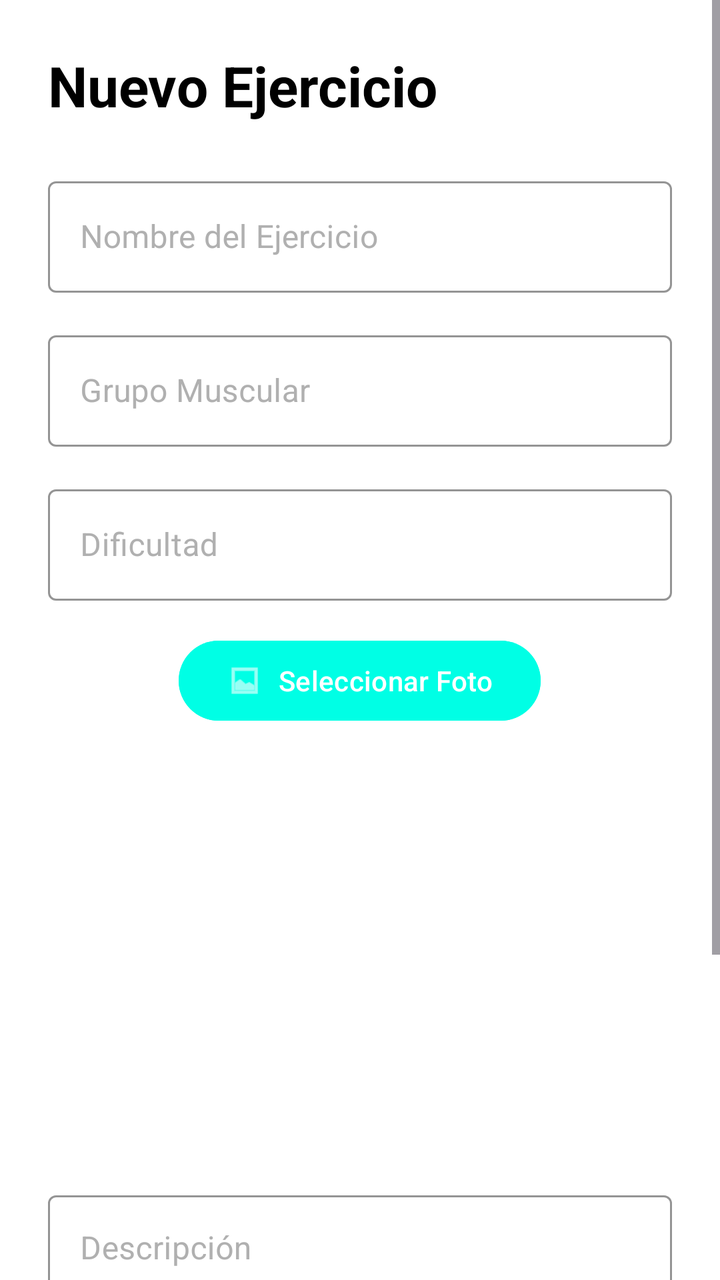
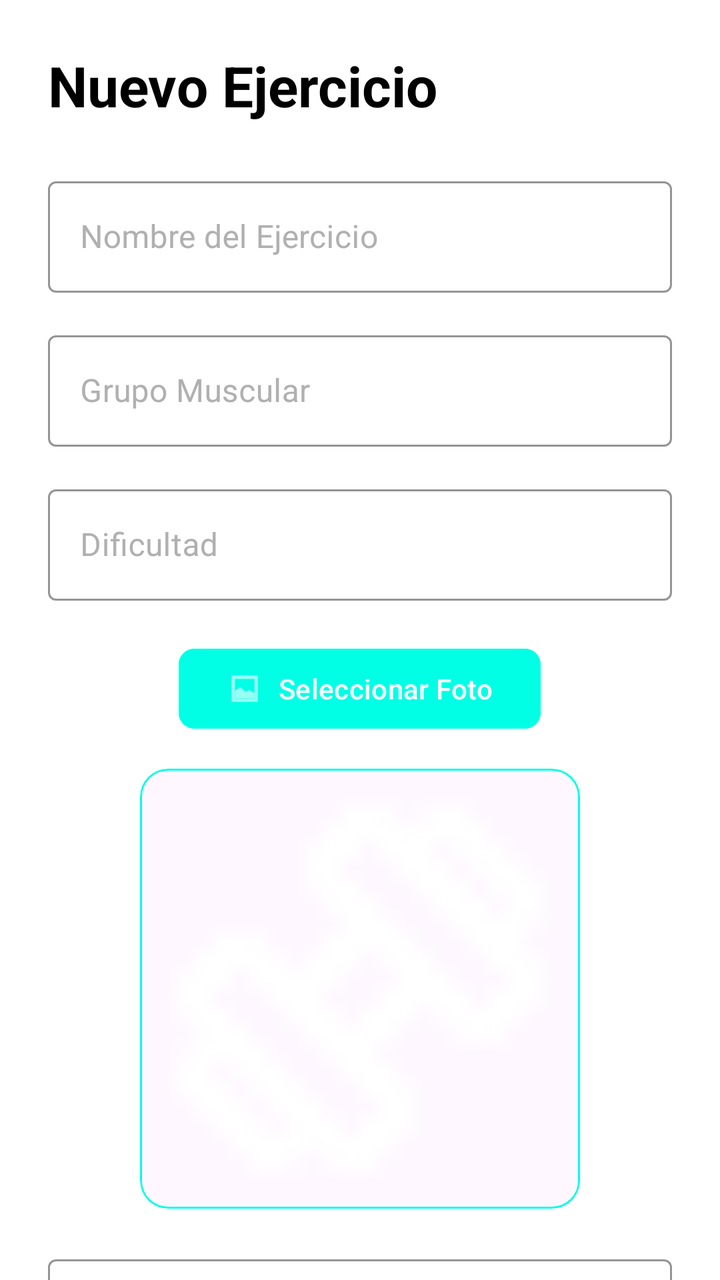

Screens rendered from an Android XML layout before and after an edit, with the pre-edit source and the edit as a unified diff.
<!-- AndroidManifest.xml: application theme Theme.FitJourney -->
<!-- res/layout/fragment_form_exercise.xml -->
<?xml version="1.0" encoding="utf-8"?>
<ScrollView xmlns:android="http://schemas.android.com/apk/res/android"
    xmlns:app="http://schemas.android.com/apk/res-auto"
    xmlns:tools="http://schemas.android.com/tools"
    android:layout_width="match_parent"
    android:layout_height="match_parent"
    android:background="@color/fondo"
    android:fillViewport="true">

    <androidx.constraintlayout.widget.ConstraintLayout
        android:layout_width="match_parent"
        android:layout_height="wrap_content"
        android:padding="24dp">

        <TextView
            android:id="@+id/tvFormTitle"
            android:layout_width="wrap_content"
            android:layout_height="wrap_content"
            android:text="@string/new_exercise"
            android:textColor="@color/text"
            android:textSize="28sp"
            android:textStyle="bold"
            app:layout_constraintStart_toStartOf="parent"
            app:layout_constraintTop_toTopOf="parent" />

        <com.google.android.material.textfield.TextInputLayout
            android:id="@+id/tilName"
            style="@style/Widget.MaterialComponents.TextInputLayout.OutlinedBox"
            android:layout_width="match_parent"
            android:layout_height="wrap_content"
            android:layout_marginTop="24dp"
            android:hint="@string/exercise_name"
            android:textColorHint="#B0B0B0"
            app:boxStrokeColor="@color/mainazul"
            app:hintTextColor="@color/mainazul"
            app:layout_constraintTop_toBottomOf="@id/tvFormTitle">

            <com.google.android.material.textfield.TextInputEditText
                android:id="@+id/etName"
                android:layout_width="match_parent"
                android:layout_height="wrap_content"
                android:inputType="textCapSentences"
                android:textColor="@color/text" />
        </com.google.android.material.textfield.TextInputLayout>

        <com.google.android.material.textfield.TextInputLayout
            android:id="@+id/tilMuscle"
            style="@style/Widget.MaterialComponents.TextInputLayout.OutlinedBox"
            android:layout_width="match_parent"
            android:layout_height="wrap_content"
            android:layout_marginTop="16dp"
            android:hint="@string/muscle_group"
            android:textColorHint="#B0B0B0"
            app:boxStrokeColor="@color/mainazul"
            app:hintTextColor="@color/mainazul"
            app:layout_constraintTop_toBottomOf="@id/tilName">

            <com.google.android.material.textfield.TextInputEditText
                android:id="@+id/etMuscle"
                android:layout_width="match_parent"
                android:layout_height="wrap_content"
                android:inputType="textCapWords"
                android:textColor="@color/text" />
        </com.google.android.material.textfield.TextInputLayout>

        <com.google.android.material.textfield.TextInputLayout
            android:id="@+id/tilDifficulty"
            style="@style/Widget.MaterialComponents.TextInputLayout.OutlinedBox"
            android:layout_width="match_parent"
            android:layout_height="wrap_content"
            android:layout_marginTop="16dp"
            android:hint="@string/difficulty"
            android:textColorHint="#B0B0B0"
            app:boxStrokeColor="@color/mainazul"
            app:hintTextColor="@color/mainazul"
            app:layout_constraintTop_toBottomOf="@id/tilMuscle">

            <com.google.android.material.textfield.TextInputEditText
                android:id="@+id/etDifficulty"
                android:layout_width="match_parent"
                android:layout_height="wrap_content"
                android:inputType="textCapWords"
                android:textColor="@color/text" />
        </com.google.android.material.textfield.TextInputLayout>

        <LinearLayout
            android:id="@+id/layoutImage"
            android:layout_width="match_parent"
            android:layout_height="wrap_content"
            android:layout_marginTop="16dp"
            android:gravity="center"
            android:orientation="vertical"
            app:layout_constraintTop_toBottomOf="@id/tilDifficulty">

            <com.google.android.material.button.MaterialButton
                android:id="@+id/btnSelectImage"
                android:layout_width="wrap_content"
                android:layout_height="wrap_content"
                android:backgroundTint="@color/mainazul"
                android:text="@string/choose_photo"
                app:icon="@android:drawable/ic_menu_gallery" />

            <ImageView
                android:id="@+id/ivPreview"
                android:layout_width="200dp"
                android:layout_height="200dp"
                android:layout_marginTop="12dp"
                android:background="#1AFFFFFF"
                android:scaleType="centerCrop"
                android:src="@drawable/ic_ejercicios"
                android:visibility="visible" />
        </LinearLayout>

        <com.google.android.material.textfield.TextInputLayout
            android:id="@+id/tilDescription"
            style="@style/Widget.MaterialComponents.TextInputLayout.OutlinedBox"
            android:layout_width="match_parent"
            android:layout_height="wrap_content"
            android:layout_marginTop="16dp"
            android:hint="@string/description"
            android:textColorHint="#B0B0B0"
            app:boxStrokeColor="@color/mainazul"
            app:hintTextColor="@color/mainazul"
            app:layout_constraintTop_toBottomOf="@id/layoutImage">

            <com.google.android.material.textfield.TextInputEditText
                android:id="@+id/etDescription"
                android:layout_width="match_parent"
                android:layout_height="wrap_content"
                android:gravity="top"
                android:inputType="textMultiLine"
                android:minLines="4"
                android:textColor="@color/text" />
        </com.google.android.material.textfield.TextInputLayout>

        <com.google.android.material.button.MaterialButton
            android:id="@+id/btnSave"
            android:layout_width="match_parent"
            android:layout_height="60dp"
            android:layout_marginTop="32dp"
            android:layout_marginBottom="32dp"
            android:backgroundTint="@color/mainrosa"
            android:text="@string/save"
            android:textColor="@color/text"
            android:textSize="16sp"
            android:textStyle="bold"
            app:cornerRadius="12dp"
            app:layout_constraintBottom_toBottomOf="parent"
            app:layout_constraintTop_toBottomOf="@id/tilDescription"
            app:layout_constraintVertical_bias="1.0" />

    </androidx.constraintlayout.widget.ConstraintLayout>
</ScrollView>
<!-- resources referenced by this layout -->
<resources>
  <color name="fondo">#FFFFFF</color>
  <color name="mainazul">#00FFE5</color>
  <color name="mainrosa">#FF00DD</color>
  <color name="text">#000000</color>
  <!-- drawable ic_ejercicios: png bitmap (drawable, 567 bytes) -->
  <string name="choose_photo">Seleccionar Foto</string>
  <string name="description">Descripción</string>
  <string name="difficulty">Dificultad</string>
  <string name="exercise_name">Nombre del Ejercicio</string>
  <string name="muscle_group">Grupo Muscular</string>
  <string name="new_exercise">Nuevo Ejercicio</string>
  <string name="save">Guardar</string>
  <style name="Theme.FitJourney" parent="Base.Theme.FitJourney" />
  <style name="Base.Theme.FitJourney" parent="Theme.Material3.DayNight.NoActionBar">
  
      </style>
</resources>

<!-- the commit's change to res/layout/fragment_form_exercise.xml (unified diff, before → after) -->
@@ -1,5 +1,6 @@
 <?xml version="1.0" encoding="utf-8"?>
-<ScrollView xmlns:android="http://schemas.android.com/apk/res/android"
+<androidx.core.widget.NestedScrollView
+    xmlns:android="http://schemas.android.com/apk/res/android"
     xmlns:app="http://schemas.android.com/apk/res-auto"
     xmlns:tools="http://schemas.android.com/tools"
     android:layout_width="match_parent"
@@ -87,7 +88,7 @@
             android:id="@+id/layoutImage"
             android:layout_width="match_parent"
             android:layout_height="wrap_content"
-            android:layout_marginTop="16dp"
+            android:layout_marginTop="20dp"
             android:gravity="center"
             android:orientation="vertical"
             app:layout_constraintTop_toBottomOf="@id/tilDifficulty">
@@ -98,17 +99,26 @@
                 android:layout_height="wrap_content"
                 android:backgroundTint="@color/mainazul"
                 android:text="@string/choose_photo"
-                app:icon="@android:drawable/ic_menu_gallery" />
+                app:icon="@android:drawable/ic_menu_gallery"
+                app:cornerRadius="8dp" />
 
-            <ImageView
-                android:id="@+id/ivPreview"
-                android:layout_width="200dp"
-                android:layout_height="200dp"
-                android:layout_marginTop="12dp"
-                android:background="#1AFFFFFF"
-                android:scaleType="centerCrop"
-                android:src="@drawable/ic_ejercicios"
-                android:visibility="visible" />
+            <com.google.android.material.card.MaterialCardView
+                android:layout_width="220dp"
+                android:layout_height="220dp"
+                android:layout_marginTop="16dp"
+                app:cardCornerRadius="14dp"
+                app:cardElevation="0dp"
+                app:strokeColor="@color/mainazul"
+                app:strokeWidth="1dp">
+
+                <ImageView
+                    android:id="@+id/ivPreview"
+                    android:layout_width="match_parent"
+                    android:layout_height="match_parent"
+                    android:background="?attr/colorSurface"
+                    android:scaleType="centerCrop"
+                    android:src="@drawable/ic_ejercicios" />
+            </com.google.android.material.card.MaterialCardView>
         </LinearLayout>
 
         <com.google.android.material.textfield.TextInputLayout
@@ -116,7 +126,7 @@
             style="@style/Widget.MaterialComponents.TextInputLayout.OutlinedBox"
             android:layout_width="match_parent"
             android:layout_height="wrap_content"
-            android:layout_marginTop="16dp"
+            android:layout_marginTop="20dp"
             android:hint="@string/description"
             android:textColorHint="#B0B0B0"
             app:boxStrokeColor="@color/mainazul"
@@ -129,7 +139,7 @@
                 android:layout_height="wrap_content"
                 android:gravity="top"
                 android:inputType="textMultiLine"
-                android:minLines="4"
+                android:minLines="5"
                 android:textColor="@color/text" />
         </com.google.android.material.textfield.TextInputLayout>
 
@@ -138,7 +148,7 @@
             android:layout_width="match_parent"
             android:layout_height="60dp"
             android:layout_marginTop="32dp"
-            android:layout_marginBottom="32dp"
+            android:layout_marginBottom="16dp"
             android:backgroundTint="@color/mainrosa"
             android:text="@string/save"
             android:textColor="@color/text"
@@ -150,4 +160,4 @@
             app:layout_constraintVertical_bias="1.0" />
 
     </androidx.constraintlayout.widget.ConstraintLayout>
-</ScrollView>
+</androidx.core.widget.NestedScrollView>
<!-- resource entries referenced after the edit -->
@@ -6,7 +6,7 @@
   <color name="text">#000000</color>
   <!-- drawable ic_ejercicios: png bitmap (drawable, 567 bytes) -->
   <string name="choose_photo">Seleccionar Foto</string>
-  <string name="description">Descripción</string>
+  <string name="description">Descripción:Separe con puntos las instrucciones</string>
   <string name="difficulty">Dificultad</string>
   <string name="exercise_name">Nombre del Ejercicio</string>
   <string name="muscle_group">Grupo Muscular</string>
